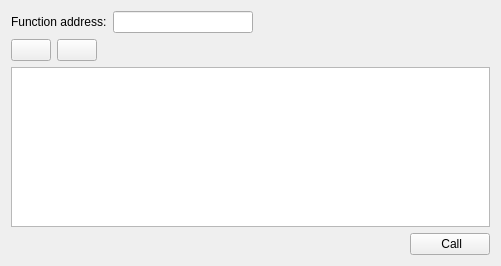
The window that res/ui/call_pane.ui (contificate/xbrpc) describes before a commit, drawn with Qt 5.
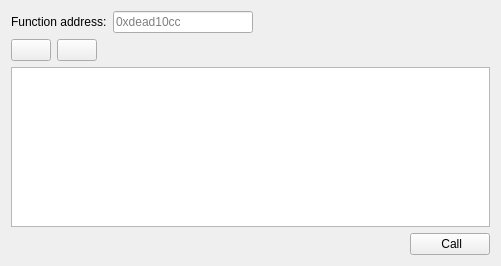
The same window after the commit. Icons and pictures are not drawn.

Patch:
```diff
--- a/res/ui/call_pane.ui
+++ b/res/ui/call_pane.ui
@@ -31,6 +31,12 @@
          <height>16777215</height>
         </size>
        </property>
+       <property name="maxLength">
+        <number>10</number>
+       </property>
+       <property name="placeholderText">
+        <string>0xdead10cc</string>
+       </property>
       </widget>
      </item>
      <item>
```
Left out of the diff: 4 changed lines with no effect on the pictures.
